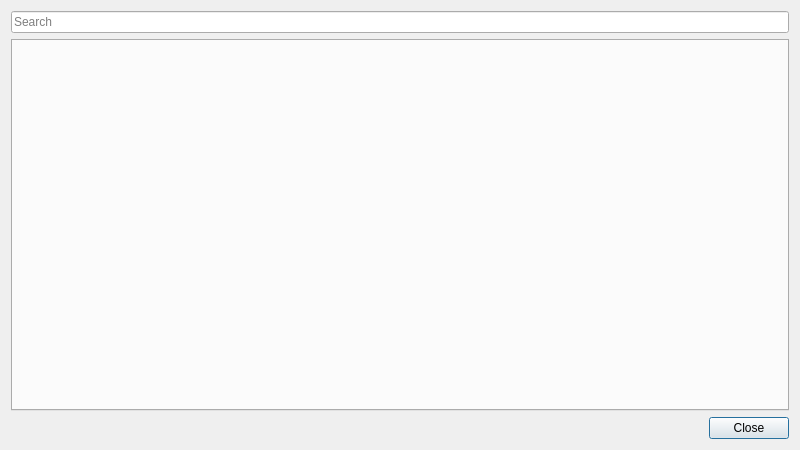
OpenShot/openshot-qt, file src/windows/ui/preferences.ui: the form before one commit.
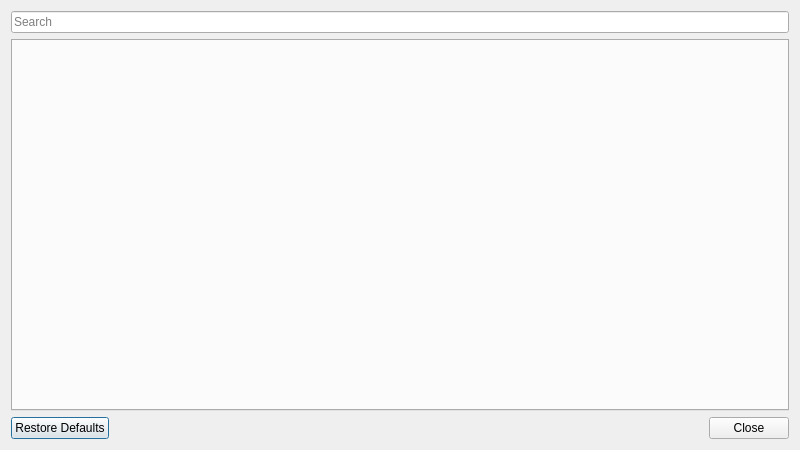
The form after the commit.

Commit message: Adding "restore defaults" button to the preferences screen. This restores MOST settings, except a few it ignores.

```diff
--- a/src/windows/ui/preferences.ui
+++ b/src/windows/ui/preferences.ui
@@ -41,6 +41,22 @@
     </widget>
    </item>
    <item>
+    <layout class="QHBoxLayout" name="horizontalLayout">
+     <item>
+      <widget class="QPushButton" name="btnRestoreDefaults">
+       <property name="text">
+        <string>Restore Defaults</string>
+       </property>
+      </widget>
+     </item>
+     <item>
+      <spacer name="horizontalSpacer">
+         <property name="orientation">
+          <enum>Qt::Horizontal</enum>
+         </property>
+      </spacer>
+     </item>
+     <item>
     <widget class="QDialogButtonBox" name="buttonBox">
      <property name="orientation">
       <enum>Qt::Horizontal</enum>
@@ -49,6 +65,8 @@
       <set>QDialogButtonBox::Close</set>
      </property>
     </widget>
+     </item>
+    </layout>
    </item>
   </layout>
  </widget>
```
Lines whose indentation alone changed are shown as unchanged. The commit also changes 2 other files.
